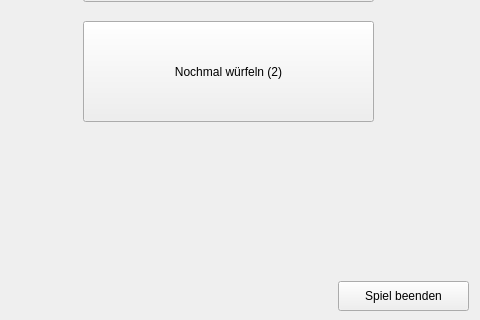
Old version of the form gameframe.ui in the repository PLACEBOBRO/QT_CPP_Kniffel; both pictures show x 387 to 867 and y 449 to 769 of the 867 by 769 pixel window.
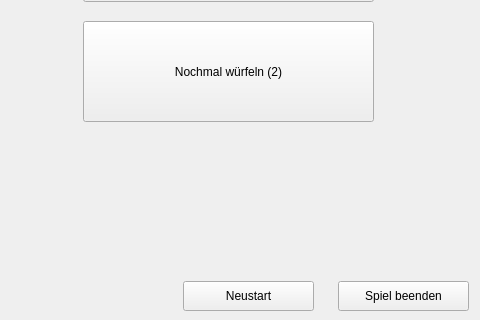
New version of the form.

Commit message: Reset button implemented, redesigned some functions

Patch:
```diff
--- a/gameframe.ui
+++ b/gameframe.ui
@@ -566,6 +566,19 @@
     <string>Nochmal würfeln (2)</string>
    </property>
   </widget>
+  <widget class="QPushButton" name="restart">
+   <property name="geometry">
+    <rect>
+     <x>570</x>
+     <y>730</y>
+     <width>131</width>
+     <height>30</height>
+    </rect>
+   </property>
+   <property name="text">
+    <string>Neustart</string>
+   </property>
+  </widget>
  </widget>
  <resources/>
  <connections/>
```
The commit also changes 6 other files.
